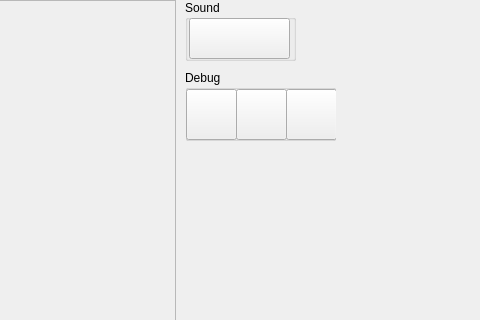
The window that A9/mainwindow.ui (DarkoAdair/Projects) describes before a commit, drawn with Qt 5; both pictures show x 645 to 1125 and y 0 to 320 of the 1424 by 749 pixel window.
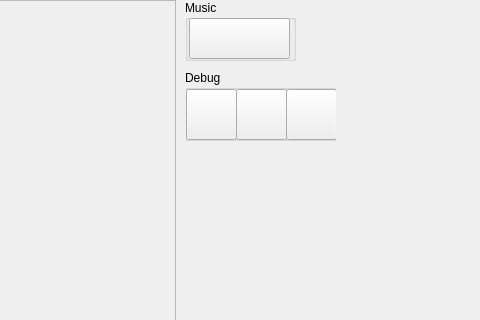
The same window after the commit. Icons and pictures are not drawn.

```diff
--- a/A9/mainwindow.ui
+++ b/A9/mainwindow.ui
@@ -743,7 +743,7 @@
      </rect>
     </property>
     <property name="title">
-     <string>Sound</string>
+     <string>Music</string>
     </property>
     <widget class="QPushButton" name="soundButton">
      <property name="geometry">
```
